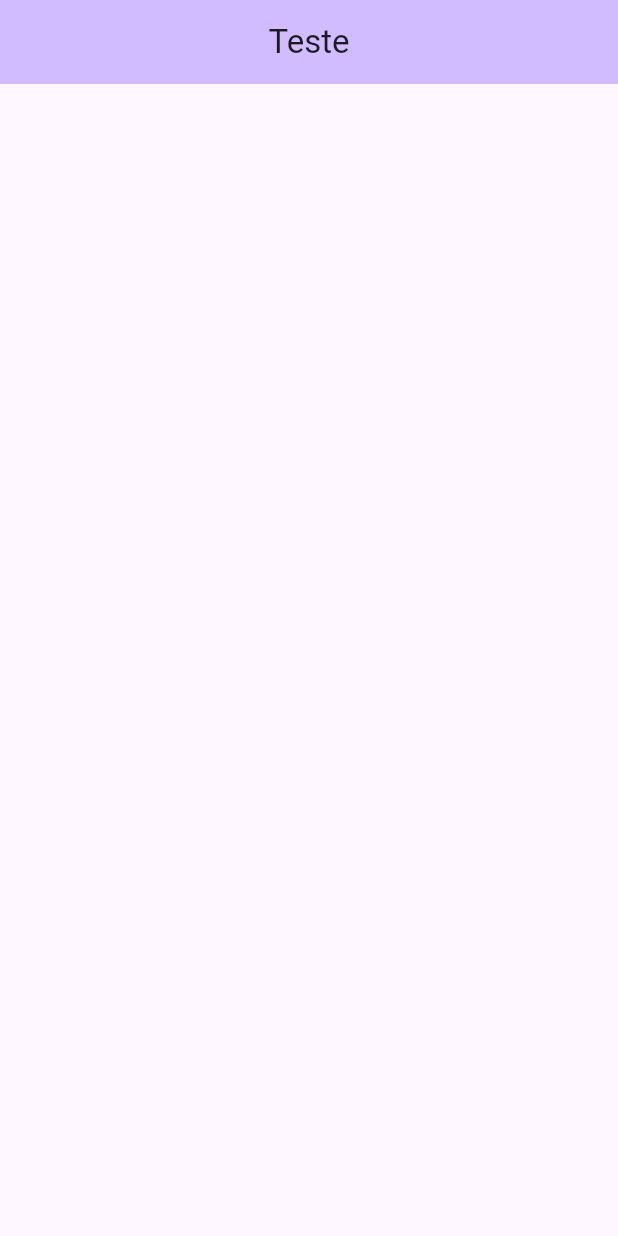
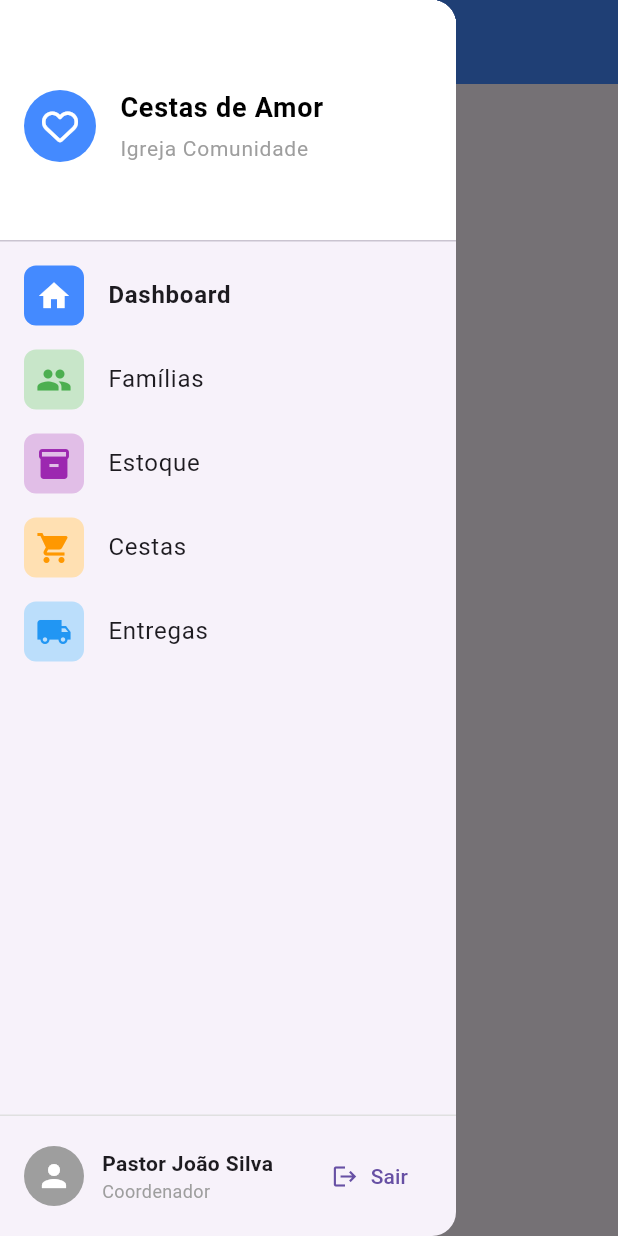
Before and after one commit to PI-5-semestre/PI_5Semestre, a Flutter app: the screen it shows after launch, with the side drawer open (before the commit the screen has no drawer), on a phone screen of 412 x 824 dp. Run offline on Flutter 3.47's test engine with Material 3 defaults, Android fonts, the light colour scheme and no system bars; our stand-ins replace font_awesome_flutter.

Commit message:
[Feat]: Adicionando widget do menu vertical

```diff
--- a/Frontend/cestas_app/lib/pages/home_page.dart
+++ b/Frontend/cestas_app/lib/pages/home_page.dart
@@ -1,4 +1,5 @@
 import 'package:flutter/material.dart';
+import '../widgets/app_drawer.dart';
 
 class HomePage extends StatelessWidget {
   const HomePage({super.key});
@@ -7,13 +8,16 @@ class HomePage extends StatelessWidget {
   Widget build(BuildContext context) {
     return Scaffold(
       appBar: AppBar(
-        centerTitle: true,
-        title: Text('Teste'),
-        backgroundColor: Theme.of(context).colorScheme.inversePrimary,
+        title: const Text('Teste'),
+        backgroundColor: Colors.blueAccent,
       ),
+      drawer: const AppDrawer(),
       body: ListView(
-
-      )
+        children: const [
+          ListTile(title: Text('Item 1')),
+          ListTile(title: Text('Item 2')),
+        ],
+      ),
     );
   }
 }
--- /dev/null
+++ b/Frontend/cestas_app/lib/widgets/app_drawer.dart
@@ -0,0 +1,160 @@
+import 'package:flutter/material.dart';
+import 'package:font_awesome_flutter/font_awesome_flutter.dart';
+
+class AppDrawer extends StatelessWidget {
+  const AppDrawer({super.key});
+
+  @override
+  Widget build(BuildContext context) {
+    return Drawer(
+      child: Column(
+        children: [
+          Expanded(
+            child: ListView(
+              padding: EdgeInsets.zero,
+              children: [
+                DrawerHeader(
+                  decoration: const BoxDecoration(color: Colors.white),
+                  child: Row(
+                    children: [
+                      Container(
+                        padding: const EdgeInsets.all(12),
+                        decoration: const BoxDecoration(
+                          color: Colors.blueAccent,
+                          shape: BoxShape.circle,
+                        ),
+                        child: const Icon(
+                          FontAwesomeIcons.heart,
+                          color: Colors.white,
+                          size: 24,
+                        ),
+                      ),
+                      const SizedBox(width: 16),
+                      Column(
+                        crossAxisAlignment: CrossAxisAlignment.start,
+                        mainAxisAlignment: MainAxisAlignment.center,
+                        children: const [
+                          Text(
+                            'Cestas de Amor',
+                            style: TextStyle(
+                                color: Colors.black,
+                                fontSize: 18,
+                                fontWeight: FontWeight.bold),
+                          ),
+                          SizedBox(height: 4),
+                          Text(
+                            'Igreja Comunidade',
+                            style: TextStyle(
+                              color: Colors.grey,
+                              fontSize: 14,
+                            ),
+                          ),
+                        ],
+                      )
+                    ],
+                  ),
+                ),
+                ListTile(
+                  leading: Container(
+                    padding: const EdgeInsets.all(8),
+                    decoration: BoxDecoration(
+                        color: Colors.blueAccent,
+                        borderRadius: BorderRadius.circular(8)),
+                    child: const Icon(Icons.home, color: Colors.white),
+                  ),
+                  title: const Text(
+                    'Dashboard',
+                    style: TextStyle(fontWeight: FontWeight.bold),
+                  ),
+                  onTap: () {
+                    Navigator.pushReplacementNamed(context, '/dashboard');
+                  },
+                ),
+                ListTile(
+                  leading: Container(
+                    padding: const EdgeInsets.all(8),
+                    decoration: BoxDecoration(
+                        color: Colors.green[100],
+                        borderRadius: BorderRadius.circular(8)),
+                    child: const Icon(Icons.group, color: Colors.green),
+                  ),
+                  title: const Text('Famílias'),
+                  onTap: () {},
+                ),
+                ListTile(
+                  leading: Container(
+                    padding: const EdgeInsets.all(8),
+                    decoration: BoxDecoration(
+                        color: Colors.purple[100],
+                        borderRadius: BorderRadius.circular(8)),
+                    child: const Icon(Icons.inventory, color: Colors.purple),
+                  ),
+                  title: const Text('Estoque'),
+                  onTap: () {},
+                ),
+                ListTile(
+                  leading: Container(
+                    padding: const EdgeInsets.all(8),
+                    decoration: BoxDecoration(
+                        color: Colors.orange[100],
+                        borderRadius: BorderRadius.circular(8)),
+                    child: const Icon(Icons.shopping_cart, color: Colors.orange),
+                  ),
+                  title: const Text('Cestas'),
+                  onTap: () {},
+                ),
+                ListTile(
+                  leading: Container(
+                    padding: const EdgeInsets.all(8),
+                    decoration: BoxDecoration(
+                        color: Colors.blue[100],
+                        borderRadius: BorderRadius.circular(8)),
+                    child: const Icon(Icons.local_shipping, color: Colors.blue),
+                  ),
+                  title: const Text('Entregas'),
+                  onTap: () {},
+                ),
+              ],
+            ),
+          ),
+          Container(
+            padding: const EdgeInsets.all(16),
+            decoration: BoxDecoration(
+              border: Border(top: BorderSide(color: Colors.grey.shade300)),
+            ),
+            child: Row(
+              children: [
+                const CircleAvatar(
+                  radius: 20,
+                  backgroundColor: Colors.grey,
+                  child: Icon(Icons.person, color: Colors.white),
+                ),
+                const SizedBox(width: 12),
+                Expanded(
+                  child: Column(
+                    crossAxisAlignment: CrossAxisAlignment.start,
+                    children: const [
+                      Text(
+                        'Pastor João Silva',
+                        style: TextStyle(fontWeight: FontWeight.bold),
+                      ),
+                      Text(
+                        'Coordenador',
+                        style: TextStyle(color: Colors.grey, fontSize: 12),
+                      ),
+                    ],
+                  ),
+                ),
+                TextButton.icon(
+                  onPressed: () {},
+                  icon: const Icon(Icons.logout),
+                  label: const Text('Sair'),
+                ),
+              ],
+            ),
+          ),
+        ],
+      ),
+    );
+  }
+}
```
